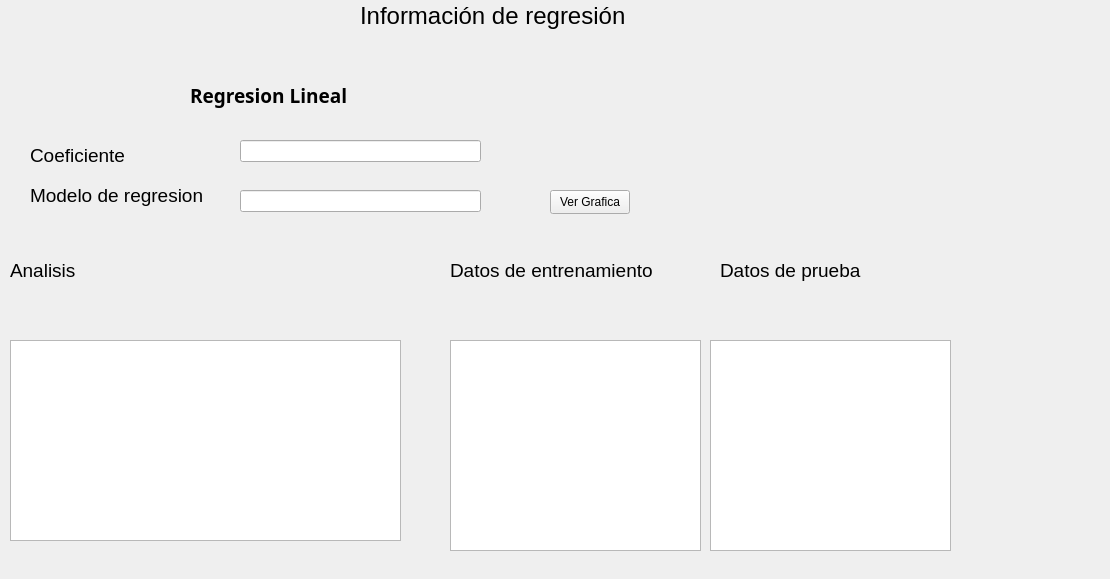
JAreyes98/kenworth-expert-sales-system, file kenworth-sales-expert-system/vistas/form_imagen.ui: the form before one commit.
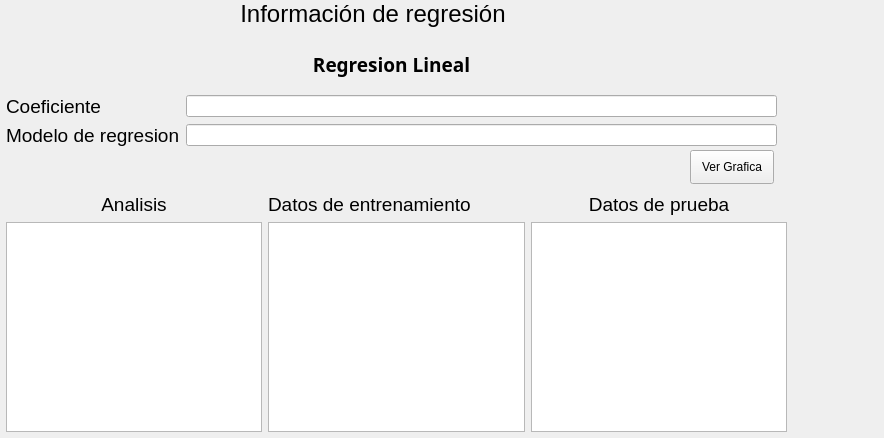
The form after the commit.

Commit message: Arreglo errores en GUI y actualiza el backup y el full script.sql

What changed in the file:
```diff
--- a/kenworth-sales-expert-system/vistas/form_imagen.ui
+++ b/kenworth-sales-expert-system/vistas/form_imagen.ui
@@ -6,8 +6,8 @@
    <rect>
     <x>0</x>
     <y>0</y>
-    <width>1110</width>
-    <height>579</height>
+    <width>884</width>
+    <height>438</height>
    </rect>
   </property>
   <property name="windowTitle">
@@ -16,10 +16,10 @@
   <widget class="QLabel" name="label">
    <property name="geometry">
     <rect>
-     <x>360</x>
+     <x>240</x>
      <y>0</y>
-     <width>341</width>
-     <height>31</height>
+     <width>266</width>
+     <height>28</height>
     </rect>
    </property>
    <property name="font">
@@ -31,185 +31,180 @@
    <property name="text">
     <string>Información de regresión</string>
    </property>
-  </widget>
-  <widget class="QLabel" name="label_2">
-   <property name="geometry">
-    <rect>
-     <x>30</x>
-     <y>140</y>
-     <width>321</width>
-     <height>31</height>
-    </rect>
-   </property>
-   <property name="font">
-    <font>
-     <family>Arial</family>
-     <pointsize>14</pointsize>
-    </font>
-   </property>
-   <property name="text">
-    <string>Coeficiente</string>
-   </property>
-  </widget>
-  <widget class="QLabel" name="label_3">
-   <property name="geometry">
-    <rect>
-     <x>30</x>
-     <y>180</y>
-     <width>281</width>
-     <height>31</height>
-    </rect>
-   </property>
-   <property name="font">
-    <font>
-     <family>Arial</family>
-     <pointsize>14</pointsize>
-    </font>
-   </property>
-   <property name="text">
-    <string>Modelo de regresion</string>
-   </property>
-  </widget>
-  <widget class="QTableWidget" name="tableWidgetprueba">
-   <property name="geometry">
-    <rect>
-     <x>710</x>
-     <y>340</y>
-     <width>241</width>
-     <height>211</height>
-    </rect>
-   </property>
-  </widget>
-  <widget class="QLabel" name="label_7">
-   <property name="geometry">
-    <rect>
-     <x>450</x>
-     <y>260</y>
-     <width>251</width>
-     <height>21</height>
-    </rect>
-   </property>
-   <property name="font">
-    <font>
-     <family>Arial</family>
-     <pointsize>14</pointsize>
-    </font>
-   </property>
-   <property name="text">
-    <string>Datos de entrenamiento</string>
-   </property>
-  </widget>
-  <widget class="QLabel" name="label_8">
-   <property name="geometry">
-    <rect>
-     <x>720</x>
-     <y>260</y>
-     <width>181</width>
-     <height>21</height>
-    </rect>
-   </property>
-   <property name="font">
-    <font>
-     <family>Arial</family>
-     <pointsize>14</pointsize>
-    </font>
-   </property>
-   <property name="text">
-    <string>Datos de prueba</string>
-   </property>
-  </widget>
-  <widget class="QLineEdit" name="txtcoeficiente">
-   <property name="geometry">
-    <rect>
-     <x>240</x>
-     <y>140</y>
-     <width>241</width>
-     <height>22</height>
-    </rect>
-   </property>
-  </widget>
-  <widget class="QLineEdit" name="txtmodelo">
-   <property name="geometry">
-    <rect>
-     <x>240</x>
-     <y>190</y>
-     <width>241</width>
-     <height>22</height>
-    </rect>
+   <property name="alignment">
+    <set>Qt::AlignCenter</set>
    </property>
   </widget>
   <widget class="QPushButton" name="btnGrafica">
    <property name="geometry">
     <rect>
-     <x>550</x>
-     <y>190</y>
-     <width>80</width>
-     <height>24</height>
+     <x>690</x>
+     <y>150</y>
+     <width>84</width>
+     <height>34</height>
     </rect>
    </property>
    <property name="text">
     <string>Ver Grafica</string>
    </property>
   </widget>
-  <widget class="QTableWidget" name="tableWidgetentrenamiento">
+  <widget class="QWidget" name="verticalLayoutWidget">
    <property name="geometry">
     <rect>
-     <x>450</x>
-     <y>340</y>
-     <width>251</width>
-     <height>211</height>
+     <x>6</x>
+     <y>40</y>
+     <width>771</width>
+     <height>107</height>
     </rect>
    </property>
+   <layout class="QVBoxLayout" name="verticalLayout">
+    <item>
+     <widget class="QLabel" name="label_6">
+      <property name="font">
+       <font>
+        <family>Noto Sans</family>
+        <pointsize>14</pointsize>
+        <weight>75</weight>
+        <bold>true</bold>
+       </font>
+      </property>
+      <property name="text">
+       <string>Regresion Lineal</string>
+      </property>
+      <property name="alignment">
+       <set>Qt::AlignCenter</set>
+      </property>
+     </widget>
+    </item>
+    <item>
+     <layout class="QFormLayout" name="formLayout">
+      <item row="0" column="0">
+       <widget class="QLabel" name="label_2">
+        <property name="font">
+         <font>
+          <family>Arial</family>
+          <pointsize>14</pointsize>
+         </font>
+        </property>
+        <property name="text">
+         <string>Coeficiente</string>
+        </property>
+       </widget>
+      </item>
+      <item row="1" column="0">
+       <widget class="QLabel" name="label_3">
+        <property name="font">
+         <font>
+          <family>Arial</family>
+          <pointsize>14</pointsize>
+         </font>
+        </property>
+        <property name="text">
+         <string>Modelo de regresion</string>
+        </property>
+       </widget>
+      </item>
+      <item row="0" column="1">
+       <widget class="QLineEdit" name="txtcoeficiente">
+        <property name="minimumSize">
+         <size>
+          <width>50</width>
+          <height>0</height>
+         </size>
+        </property>
+       </widget>
+      </item>
+      <item row="1" column="1">
+       <widget class="QLineEdit" name="txtmodelo">
+        <property name="minimumSize">
+         <size>
+          <width>50</width>
+          <height>0</height>
+         </size>
+        </property>
+       </widget>
+      </item>
+     </layout>
+    </item>
+   </layout>
   </widget>
-  <widget class="QLabel" name="label_6">
+  <widget class="QWidget" name="horizontalLayoutWidget">
    <property name="geometry">
     <rect>
-     <x>190</x>
-     <y>80</y>
-     <width>161</width>
-     <height>31</height>
+     <x>6</x>
+     <y>193</y>
+     <width>781</width>
+     <height>239</height>
     </rect>
    </property>
-   <property name="font">
-    <font>
-     <family>Noto Sans</family>
-     <pointsize>14</pointsize>
-     <weight>75</weight>
-     <bold>true</bold>
-    </font>
-   </property>
-   <property name="text">
-    <string>Regresion Lineal</string>
-   </property>
-  </widget>
-  <widget class="QLabel" name="label_10">
-   <property name="geometry">
-    <rect>
-     <x>10</x>
-     <y>260</y>
-     <width>181</width>
-     <height>21</height>
-    </rect>
-   </property>
-   <property name="font">
-    <font>
-     <family>Arial</family>
-     <pointsize>14</pointsize>
-    </font>
-   </property>
-   <property name="text">
-    <string>Analisis</string>
-   </property>
-  </widget>
-  <widget class="QTextEdit" name="txtAnalisis">
-   <property name="geometry">
-    <rect>
-     <x>10</x>
-     <y>340</y>
-     <width>391</width>
-     <height>201</height>
-    </rect>
-   </property>
+   <layout class="QHBoxLayout" name="horizontalLayout">
+    <item>
+     <layout class="QVBoxLayout" name="verticalLayout_2">
+      <item>
+       <widget class="QLabel" name="label_10">
+        <property name="font">
+         <font>
+          <family>Arial</family>
+          <pointsize>14</pointsize>
+         </font>
+        </property>
+        <property name="text">
+         <string>Analisis</string>
+        </property>
+        <property name="alignment">
+         <set>Qt::AlignCenter</set>
+        </property>
+       </widget>
+      </item>
+      <item>
+       <widget class="QTextEdit" name="txtAnalisis"/>
+      </item>
+     </layout>
+    </item>
+    <item>
+     <layout class="QVBoxLayout" name="verticalLayout_3">
+      <item>
+       <widget class="QLabel" name="label_7">
+        <property name="font">
+         <font>
+          <family>Arial</family>
+          <pointsize>14</pointsize>
+         </font>
+        </property>
+        <property name="text">
+         <string>Datos de entrenamiento</string>
+        </property>
+       </widget>
+      </item>
+      <item>
+       <widget class="QTableWidget" name="tableWidgetentrenamiento"/>
+      </item>
+     </layout>
+    </item>
+    <item>
+     <layout class="QVBoxLayout" name="verticalLayout_4">
+      <item>
+       <widget class="QLabel" name="label_8">
+        <property name="font">
+         <font>
+          <family>Arial</family>
+          <pointsize>14</pointsize>
+         </font>
+        </property>
+        <property name="text">
+         <string>Datos de prueba</string>
+        </property>
+        <property name="alignment">
+         <set>Qt::AlignCenter</set>
+        </property>
+       </widget>
+      </item>
+      <item>
+       <widget class="QTableWidget" name="tableWidgetprueba"/>
+      </item>
+     </layout>
+    </item>
+   </layout>
   </widget>
  </widget>
  <resources/>
```
The commit also changes 7 other files.
